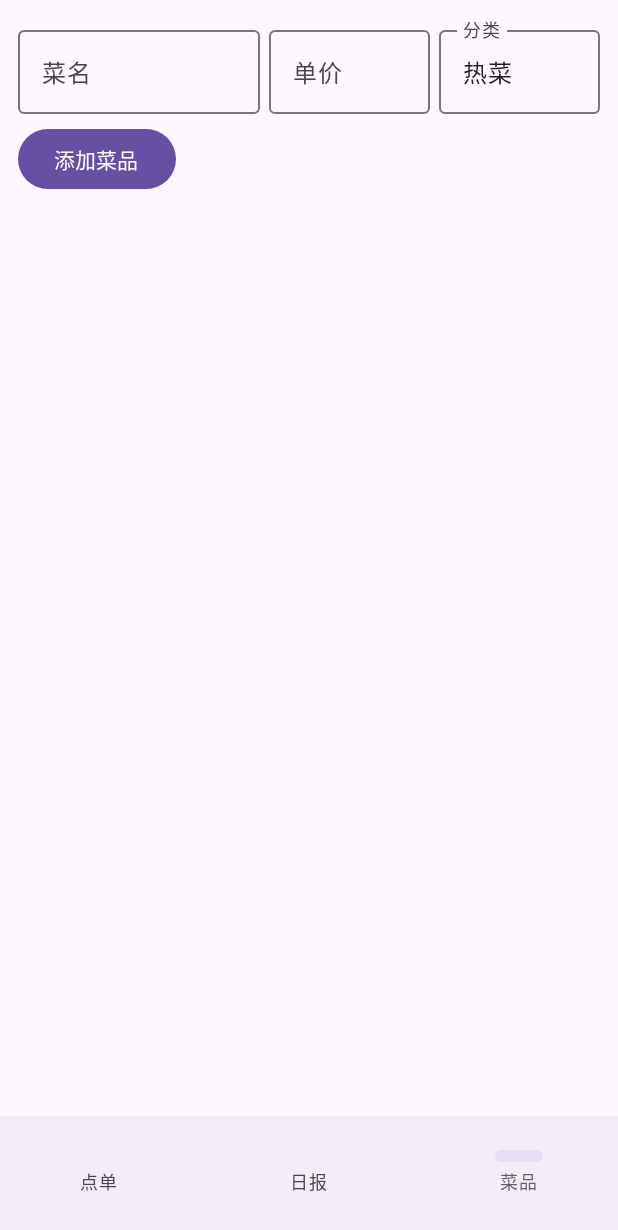
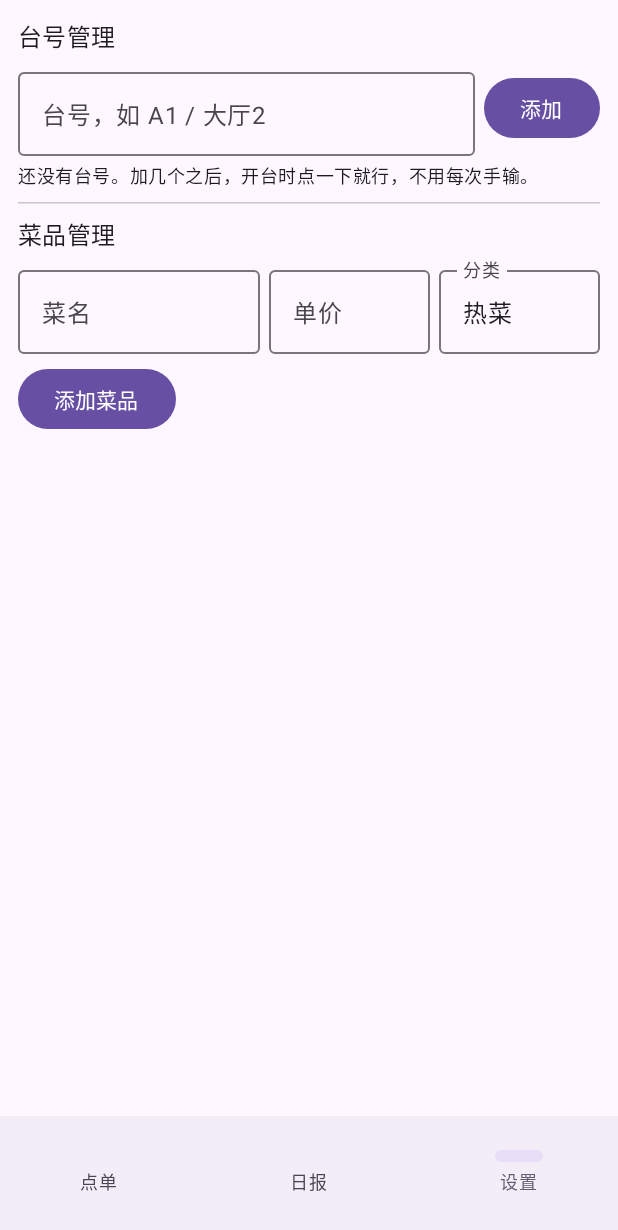
Before and after one commit to guihuan0/shop-pos, an Android app built with Jetpack Compose: the screen it shows after launch (MainActivity), item 3 of the bottom bar chosen, on a phone screen of 412 x 824 dp. Shown: the top 1230 px of the screen. Run offline under Robolectric (Android 15) with nearby library versions, the phone set to English and light mode, and no system bars; our stand-ins replace Room's generated code.

Commit message:
feat: 预设台号——开台时点选，不用每次手输

```diff
--- a/app/src/main/java/com/fl/pos/Data.kt
+++ b/app/src/main/java/com/fl/pos/Data.kt
@@ -166,3 +166,35 @@ class PosRepo(private val dao: PosDao) {
         dao.updateTicket(ticket.copy(status = PAID, totalCents = 0, payMethod = "作废",
             paidAt = System.currentTimeMillis()))
 }
+
+/**
+ * 预设台号。
+ *
+ * 刻意存在 SharedPreferences 而不是 Room：
+ * 加新表要把 DB 版本从 1 升到 2，就得写 Migration。迁移语句和 Room 期望的
+ * schema 只要差一个 AUTOINCREMENT 或 NOT NULL，运行期就抛
+ * "Migration didn't properly handle ticket" 并崩在已有订单数据上。
+ * 台号是配置数据、不是业务数据，用 SharedPreferences 零迁移风险。
+ */
+class TableStore(ctx: Context) {
+    private val sp = ctx.getSharedPreferences("tables", Context.MODE_PRIVATE)
+    private val _tables = kotlinx.coroutines.flow.MutableStateFlow(load())
+    val tables: kotlinx.coroutines.flow.StateFlow<List<String>> = _tables
+
+    private fun load(): List<String> =
+        (sp.getString("list", "") ?: "")
+            .split("\n").map { it.trim() }.filter { it.isNotEmpty() }
+
+    private fun persist(list: List<String>) {
+        sp.edit().putString("list", list.joinToString("\n")).apply()
+        _tables.value = list
+    }
+
+    fun add(name: String) {
+        val n = name.trim()
+        if (n.isEmpty() || n in _tables.value) return
+        persist(_tables.value + n)
+    }
+
+    fun remove(name: String) = persist(_tables.value - name)
+}
--- a/app/src/main/java/com/fl/pos/MainActivity.kt
+++ b/app/src/main/java/com/fl/pos/MainActivity.kt
@@ -1,3 +1,5 @@
+@file:OptIn(androidx.compose.foundation.layout.ExperimentalLayoutApi::class)
+
 package com.fl.pos
 
 import android.content.pm.PackageManager
@@ -45,6 +47,7 @@ class MainActivity : ComponentActivity() {
 
         val repo = PosRepo(PosDb.get(this).dao())
         val printer = BtPrinter()
+        val tableStore = TableStore(this)
 
         setContent {
             MaterialTheme {
@@ -53,14 +56,14 @@ class MainActivity : ComponentActivity() {
                     NavigationBar {
                         NavigationBarItem(tab == 0, { tab = 0 }, {}, label = { Text("点单") })
                         NavigationBarItem(tab == 1, { tab = 1 }, {}, label = { Text("日报") })
-                        NavigationBarItem(tab == 2, { tab = 2 }, {}, label = { Text("菜品") })
+                        NavigationBarItem(tab == 2, { tab = 2 }, {}, label = { Text("设置") })
                     }
                 }) { pad ->
                     Box(Modifier.padding(pad)) {
                         when (tab) {
-                            0 -> OrderScreen(repo, printer)
+                            0 -> OrderScreen(repo, printer, tableStore)
                             1 -> DailyScreen(repo, printer)
-                            else -> DishScreen(repo)
+                            else -> SettingsScreen(repo, tableStore)
                         }
                     }
                 }
@@ -78,8 +81,9 @@ fun dayStart(): Long = Calendar.getInstance().apply {
 
 /* ==================== 点单页 ==================== */
 @Composable
-fun OrderScreen(repo: PosRepo, printer: BtPrinter) {
+fun OrderScreen(repo: PosRepo, printer: BtPrinter, tableStore: TableStore) {
     val scope = rememberCoroutineScope()
+    val tables by tableStore.tables.collectAsStateWithLifecycle()
     val openTickets by repo.openTicket()
         .collectAsStateWithLifecycle(initialValue = emptyList())
     val ticket: Ticket? = openTickets.firstOrNull()
@@ -193,17 +197,44 @@ fun OrderScreen(repo: PosRepo, printer: BtPrinter) {
         PrinterBar(printer) { msg = it }
     }
 
-    /* ---- 开台 ---- */
+    /* ---- 开台：点预设台号，或手输 ---- */
     if (askTable) {
         AlertDialog(
             onDismissRequest = { askTable = false },
-            title = { Text("开台") },
+            title = { Text("选择台号") },
             text = {
-                OutlinedTextField(
-                    tableInput, { tableInput = it },
-                    label = { Text("桌号 / 客人标识（可空）") },
-                    singleLine = true
-                )
+                Column {
+                    if (tables.isEmpty()) {
+                        Text(
+                            "还没有预设台号。去「设置」里添加，或在下面直接手输。",
+                            style = MaterialTheme.typography.bodySmall
+                        )
+                    } else {
+                        FlowRow(
+                            horizontalArrangement = Arrangement.spacedBy(8.dp),
+                            verticalArrangement = Arrangement.spacedBy(2.dp)
+                        ) {
+                            tables.forEach { name ->
+                                AssistChip(
+                                    onClick = {
+                                        scope.launch {
+                                            repo.openNew(name)
+                                            askTable = false
+                                            msg = "已开台 · $name"
+                                        }
+                                    },
+                                    label = { Text(name) }
+                                )
+                            }
+                        }
+                        Spacer(Modifier.height(10.dp))
+                    }
+                    OutlinedTextField(
+                        tableInput, { tableInput = it },
+                        label = { Text("或手输台号（可空）") },
+                        singleLine = true
+                    )
+                }
             },
             confirmButton = {
                 TextButton(onClick = {
@@ -213,7 +244,7 @@ fun OrderScreen(repo: PosRepo, printer: BtPrinter) {
                         askTable = false
                         msg = "已开台"
                     }
-                }) { Text("确定") }
+                }) { Text("用手输的台号开台") }
             },
             dismissButton = { TextButton(onClick = { askTable = false }) { Text("取消") } }
         )
@@ -379,18 +410,71 @@ fun DailyScreen(repo: PosRepo, printer: BtPrinter) {
     }
 }
 
-/* ==================== 菜品页 ==================== */
+/* ==================== 设置页（台号 + 菜品） ==================== */
 @Composable
-fun DishScreen(repo: PosRepo) {
+fun SettingsScreen(repo: PosRepo, tableStore: TableStore) {
     val scope = rememberCoroutineScope()
     val dishes by repo.dishes().collectAsStateWithLifecycle(initialValue = emptyList())
+    val tables by tableStore.tables.collectAsStateWithLifecycle()
     var name by remember { mutableStateOf("") }
     var price by remember { mutableStateOf("") }
     var cat by remember { mutableStateOf("热菜") }
+    var newTable by remember { mutableStateOf("") }
     var msg by remember { mutableStateOf("") }
 
     Column(Modifier.fillMaxSize().padding(12.dp)) {
-        Row(Modifier.fillMaxWidth(), horizontalArrangement = Arrangement.spacedBy(6.dp)) {
+
+        /* ---------- 台号管理 ---------- */
+        Text("台号管理", style = MaterialTheme.typography.titleMedium, fontWeight = FontWeight.Medium)
+        Row(
+            Modifier.fillMaxWidth().padding(top = 4.dp),
+            horizontalArrangement = Arrangement.spacedBy(6.dp),
+            verticalAlignment = Alignment.CenterVertically
+        ) {
+            OutlinedTextField(
+                newTable, { newTable = it },
+                label = { Text("台号，如 A1 / 大厅2") },
+                modifier = Modifier.weight(1f), singleLine = true
+            )
+            Button(onClick = {
+                if (newTable.isBlank()) { msg = "台号不能为空"; return@Button }
+                tableStore.add(newTable)
+                msg = "已添加台号 ${newTable.trim()}"
+                newTable = ""
+            }) { Text("添加") }
+        }
+
+        if (tables.isEmpty()) {
+            Text(
+                "还没有台号。加几个之后，开台时点一下就行，不用每次手输。",
+                style = MaterialTheme.typography.bodySmall,
+                modifier = Modifier.padding(top = 4.dp)
+            )
+        } else {
+            FlowRow(
+                horizontalArrangement = Arrangement.spacedBy(8.dp),
+                verticalArrangement = Arrangement.spacedBy(2.dp),
+                modifier = Modifier.padding(top = 4.dp)
+            ) {
+                tables.forEach { t ->
+                    InputChip(
+                        selected = false,
+                        onClick = {
+                            tableStore.remove(t)
+                            msg = "已删除台号 $t"
+                        },
+                        label = { Text("$t ×") }
+                    )
+                }
+            }
+            Text("点台号可删除", style = MaterialTheme.typography.bodySmall)
+        }
+
+        HorizontalDivider(Modifier.padding(vertical = 8.dp))
+
+        /* ---------- 菜品管理 ---------- */
+        Text("菜品管理", style = MaterialTheme.typography.titleMedium, fontWeight = FontWeight.Medium)
+        Row(Modifier.fillMaxWidth().padding(top = 4.dp), horizontalArrangement = Arrangement.spacedBy(6.dp)) {
             OutlinedTextField(name, { name = it }, label = { Text("菜名") },
                 modifier = Modifier.weight(1.5f), singleLine = true)
             OutlinedTextField(price, { price = it }, label = { Text("单价") },
@@ -410,7 +494,7 @@ fun DishScreen(repo: PosRepo) {
                     repo.createDish(name, p, cat.ifBlank { "热菜" })
                     name = ""
                     price = ""
-                    msg = "已添加"
+                    msg = "已添加菜品"
                 }
             },
             modifier = Modifier.padding(top = 6.dp)
@@ -418,7 +502,7 @@ fun DishScreen(repo: PosRepo) {
 
         if (msg.isNotBlank()) Text(msg, style = MaterialTheme.typography.bodySmall)
 
-        LazyColumn(Modifier.weight(1f).padding(top = 8.dp)) {
+        LazyColumn(Modifier.weight(1f).padding(top = 6.dp)) {
             items(dishes, key = { it.id }) { d ->
                 Row(
                     Modifier.fillMaxWidth().padding(vertical = 6.dp),
```
